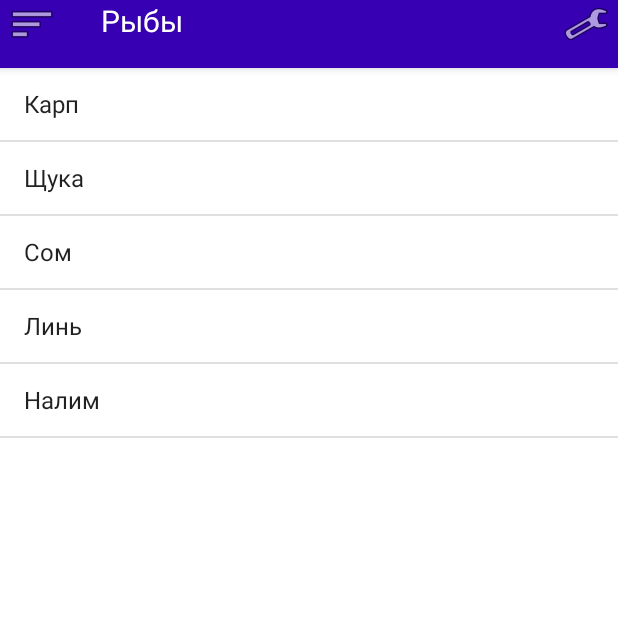
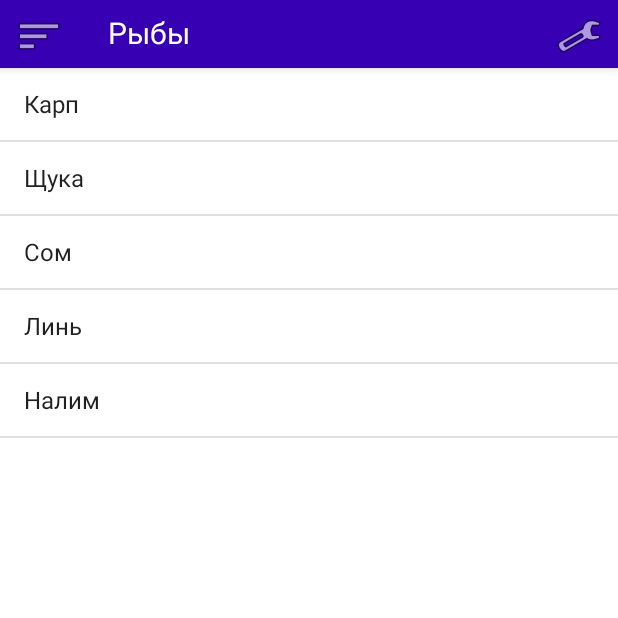
Before and after one commit to chigov2/FisherBook, an Android app: the screen it shows after launch (MainActivity), on a phone screen of 412 x 824 dp, the top half of it. Run offline under Robolectric (Android 15) with nearby library versions, the phone set to English and light mode, and no system bars.

Commit message:
lesson14_15min

```diff
--- a/app/src/main/java/techmarket/uno/fisherbook/MainActivity.java
+++ b/app/src/main/java/techmarket/uno/fisherbook/MainActivity.java
@@ -37,6 +37,7 @@ public class MainActivity extends AppCompatActivity implements NavigationView.On
     private ImageView img2;
     private TextView textBar;
     private int category_index;
+    private int[] array_fish_color = new int[] {R.color.red,R.color.yellow,R.color.green,R.color.blue};
 
 
     private ActivityMainBinding binding;
@@ -55,7 +56,11 @@ public class MainActivity extends AppCompatActivity implements NavigationView.On
         array1 = getResources().getStringArray(R.array.fish_array);
         //adapter1 = new ArrayAdapter<>(this, android.R.layout.simple_list_item_1,array1);
         //ничего не понятно
-        adapter1 = new ArrayAdapter<>(this, android.R.layout.simple_list_item_1, new ArrayList<String>(Arrays.asList(array1)));
+        adapter1 = new ArrayAdapter<>(this, android.R.layout.simple_list_item_1, new ArrayList<String>(Arrays.asList(array1)));// adapter принимает только ArraysList, поэтому необходимо преобразовать
+
+        //необходимо моздать класс, который будет хранить данные
+
+
         list1.setAdapter(adapter1);
 
         img1 = findViewById(R.id.imageView3);
--- a/app/src/main/res/layout/app_bar_main.xml
+++ b/app/src/main/res/layout/app_bar_main.xml
@@ -23,16 +23,18 @@
                 android:id="@+id/imageView3"
                 android:layout_width="wrap_content"
                 android:layout_height="wrap_content"
-                app:srcCompat="@android:drawable/ic_menu_sort_by_size"
-                android:layout_marginLeft="5dp"/>
+                android:layout_marginLeft="10dp"
+                android:layout_marginTop="8dp"
+                app:srcCompat="@android:drawable/ic_menu_sort_by_size" />
 
             <TextView
                 android:id="@+id/textActionBar"
                 android:layout_width="wrap_content"
                 android:layout_height="wrap_content"
+                android:layout_marginLeft="30dp"
+                android:layout_marginTop="8dp"
+                android:layout_toEndOf="@id/imageView3"
                 android:text="TextView"
-                android:layout_toEndOf="@id/imageView3"
-                android:layout_marginLeft="30dp"
                 android:textColor="@color/white"
                 android:textSize="20dp" />
 
@@ -40,9 +42,11 @@
                 android:id="@+id/buttonSettings"
                 android:layout_width="wrap_content"
                 android:layout_height="wrap_content"
-                app:srcCompat="@drawable/ic_menu_manage"
                 android:layout_alignParentEnd="true"
-                android:layout_marginRight="5dp"/>
+                android:layout_marginTop="8dp"
+                android:layout_marginEnd="10dp"
+                android:layout_marginRight="5dp"
+                app:srcCompat="@drawable/ic_menu_manage" />
 
 
         </RelativeLayout>
--- a/app/src/main/res/values/colors.xml
+++ b/app/src/main/res/values/colors.xml
@@ -6,5 +6,9 @@
     <color name="teal_200">#FF03DAC5</color>
     <color name="teal_700">#FF018786</color>
     <color name="black">#FF000000</color>
+    <color name="red">#F50909</color>
+    <color name="green">#07B136</color>
+    <color name="blue">#1755BB</color>
+    <color name="yellow">#D0A52B</color>
     <color name="white">#FFFFFFFF</color>
 </resources>
```
Also changed, not shown: app/src/main/java/techmarket/uno/fisherbook/utils/customArrayAdapter.java (added, +36 -0 lines), app/src/main/java/techmarket/uno/fisherbook/utils/listItemClass.java (added, +31 -0 lines), app/src/main/res/layout/list_view_item_1.xml (added, +42 -0 lines), app/src/main/res/values/arrays.xml (+7 -0 lines).
